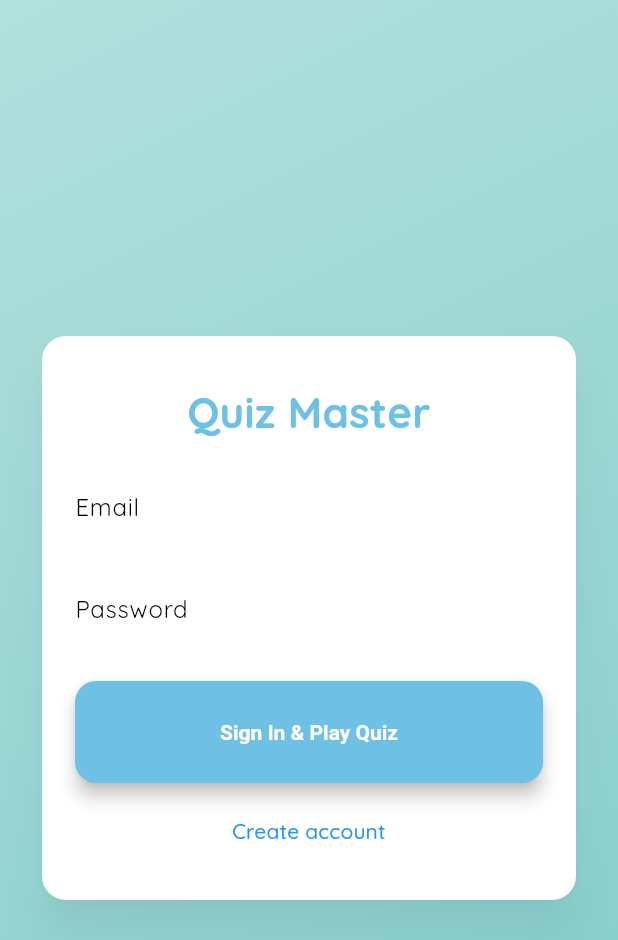
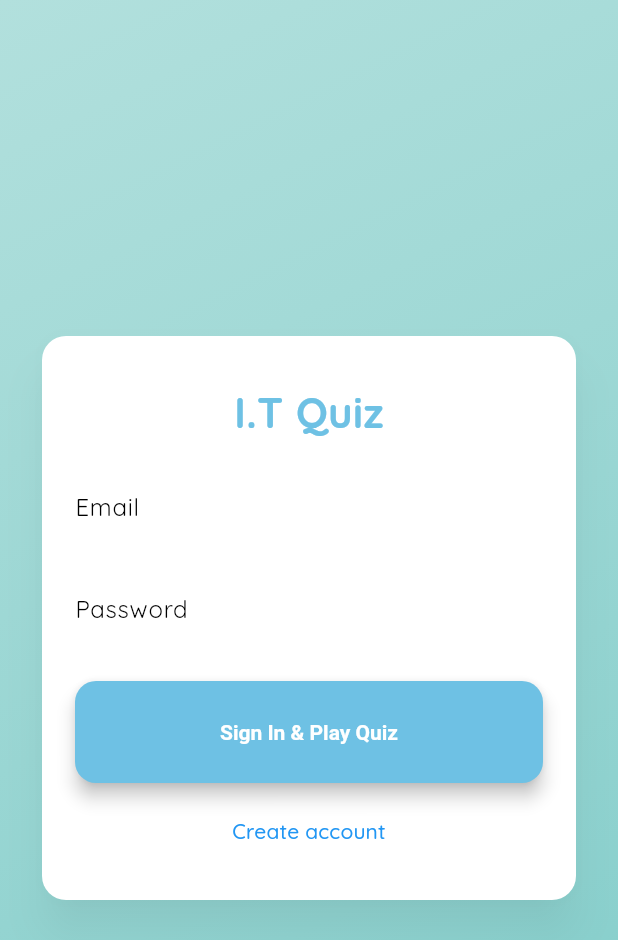
Before and after one commit to Azathulhu/SimpleFlutterGame, a Flutter app: the screen it shows after launch, on a phone screen of 412 x 824 dp. Shown: the top 940 px of the screen. Run offline on Flutter 3.47's test engine with Material 3 defaults, Android fonts, the phone set to English and light mode, and no system bars; our stand-ins replace confetti, fluttertoast, google_fonts, supabase_flutter; accounts and stored records are empty.

Commit message:
Update sign_in_page.dart

```diff
--- a/lib/pages/sign_in_page.dart
+++ b/lib/pages/sign_in_page.dart
@@ -39,7 +39,7 @@ class _SignInPageState extends State<SignInPage> {
                       mainAxisSize: MainAxisSize.min,
                       children: [
                         const SizedBox(height: 8),
-                        Text('Quiz Master',
+                        Text('I.T Quiz',
                             style: TextStyle(
                                 fontSize: 28, fontWeight: FontWeight.bold, color: AppTheme.primary)),
                         const SizedBox(height: 16),
```
